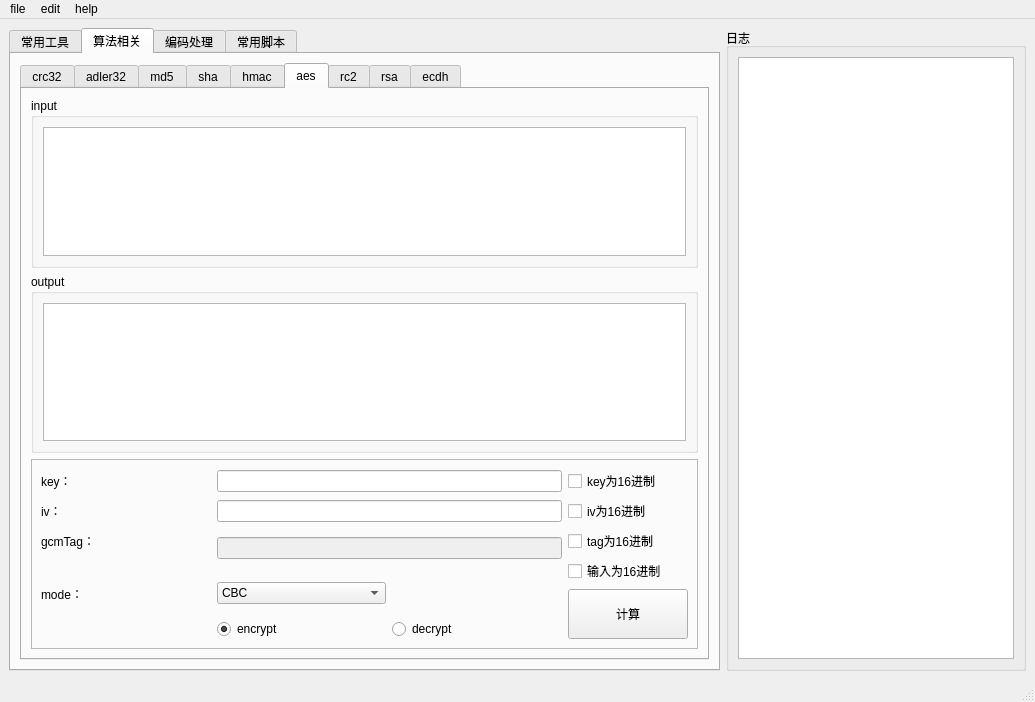
Qt form kwindow/kmain.ui (dqzg12300/kAlgorithmTools) before a commit.
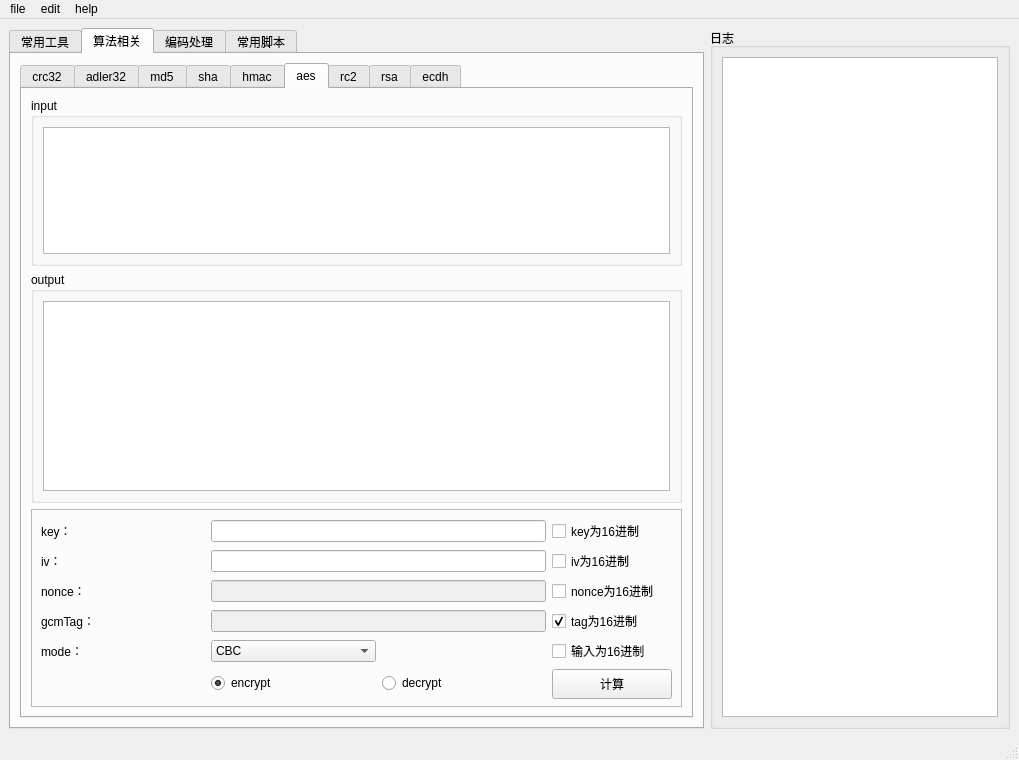
The same form after that commit. The open tabs and pages were chosen to show the change.

```diff
--- a/kwindow/kmain.ui
+++ b/kwindow/kmain.ui
@@ -6,8 +6,8 @@
    <rect>
     <x>0</x>
     <y>0</y>
-    <width>1035</width>
-    <height>702</height>
+    <width>1019</width>
+    <height>760</height>
    </rect>
   </property>
   <property name="windowTitle">
@@ -1418,7 +1418,7 @@
               <property name="maximumSize">
                <size>
                 <width>16777215</width>
-                <height>180</height>
+                <height>16777215</height>
                </size>
               </property>
               <property name="title">
@@ -1446,7 +1446,7 @@
               <property name="maximumSize">
                <size>
                 <width>16777215</width>
-                <height>220</height>
+                <height>250</height>
                </size>
               </property>
               <property name="frameShape">
@@ -1491,41 +1491,61 @@
                 </widget>
                </item>
                <item row="2" column="0">
+                <widget class="QLabel" name="label_18">
+                 <property name="text">
+                  <string>nonce：</string>
+                 </property>
+                </widget>
+               </item>
+               <item row="2" column="1" colspan="2">
+                <widget class="QLineEdit" name="txtaes_nonce">
+                 <property name="enabled">
+                  <bool>false</bool>
+                 </property>
+                </widget>
+               </item>
+               <item row="2" column="3">
+                <widget class="QCheckBox" name="chkaes_nonce_ishex">
+                 <property name="text">
+                  <string>nonce为16进制</string>
+                 </property>
+                 <property name="checked">
+                  <bool>false</bool>
+                 </property>
+                </widget>
+               </item>
+               <item row="3" column="0">
                 <widget class="QLabel" name="label_12">
                  <property name="text">
                   <string>gcmTag：</string>
                  </property>
                 </widget>
                </item>
-               <item row="2" column="1" rowspan="2" colspan="2">
+               <item row="3" column="1" colspan="2">
                 <widget class="QLineEdit" name="txtaes_tag">
                  <property name="enabled">
                   <bool>false</bool>
                  </property>
                 </widget>
                </item>
-               <item row="2" column="3">
+               <item row="3" column="3">
                 <widget class="QCheckBox" name="chkaes_tag_ishex">
                  <property name="text">
                   <string>tag为16进制</string>
                  </property>
-                </widget>
-               </item>
-               <item row="3" column="3" rowspan="2">
-                <widget class="QCheckBox" name="chkaes_ishex">
-                 <property name="text">
-                  <string>输入为16进制</string>
+                 <property name="checked">
+                  <bool>true</bool>
                  </property>
                 </widget>
                </item>
-               <item row="4" column="0" rowspan="2">
+               <item row="4" column="0">
                 <widget class="QLabel" name="label_11">
                  <property name="text">
                   <string>mode：</string>
                  </property>
                 </widget>
                </item>
-               <item row="4" column="1" rowspan="2">
+               <item row="4" column="1">
                 <widget class="QComboBox" name="cmbaes_mode">
                  <item>
                   <property name="text">
@@ -1544,29 +1564,14 @@
                  </item>
                 </widget>
                </item>
-               <item row="5" column="3" rowspan="2">
-                <widget class="QPushButton" name="btnadler32_calc_2">
-                 <property name="minimumSize">
-                  <size>
-                   <width>0</width>
-                   <height>50</height>
-                  </size>
-                 </property>
-                 <property name="maximumSize">
-                  <size>
-                   <width>120</width>
-                   <height>50</height>
-                  </size>
-                 </property>
-                 <property name="toolTip">
-                  <string>8进制字符串转中文</string>
-                 </property>
+               <item row="4" column="3">
+                <widget class="QCheckBox" name="chkaes_ishex">
                  <property name="text">
-                  <string>计算</string>
+                  <string>输入为16进制</string>
                  </property>
                 </widget>
                </item>
-               <item row="6" column="1">
+               <item row="5" column="1">
                 <widget class="QRadioButton" name="rdoaes_encrypt">
                  <property name="text">
                   <string>encrypt</string>
@@ -1576,13 +1581,35 @@
                  </property>
                 </widget>
                </item>
-               <item row="6" column="2">
+               <item row="5" column="2">
                 <widget class="QRadioButton" name="rdoaes_decrypt">
                  <property name="text">
                   <string>decrypt</string>
                  </property>
                 </widget>
                </item>
+               <item row="5" column="3">
+                <widget class="QPushButton" name="btnadler32_calc_2">
+                 <property name="minimumSize">
+                  <size>
+                   <width>0</width>
+                   <height>30</height>
+                  </size>
+                 </property>
+                 <property name="maximumSize">
+                  <size>
+                   <width>120</width>
+                   <height>30</height>
+                  </size>
+                 </property>
+                 <property name="toolTip">
+                  <string>8进制字符串转中文</string>
+                 </property>
+                 <property name="text">
+                  <string>计算</string>
+                 </property>
+                </widget>
+               </item>
               </layout>
              </widget>
             </item>
@@ -2307,7 +2334,7 @@
     <rect>
      <x>0</x>
      <y>0</y>
-     <width>1035</width>
+     <width>1019</width>
      <height>26</height>
     </rect>
    </property>
```
Left out of the diff: 184 changed lines with no effect on the pictures.
